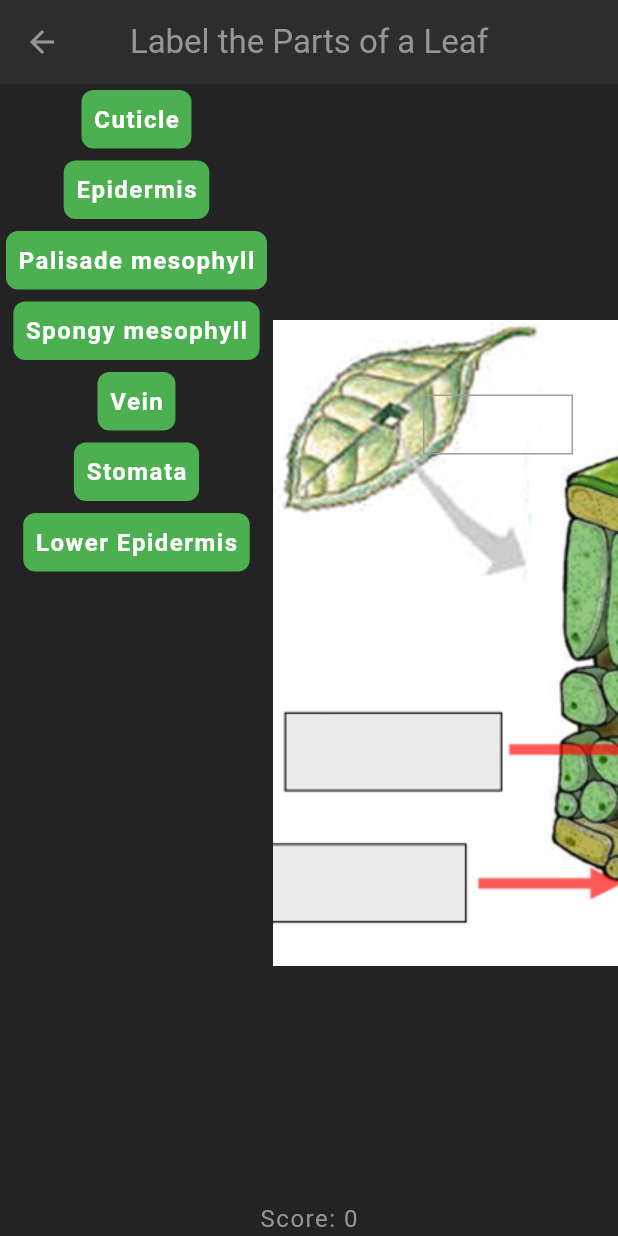
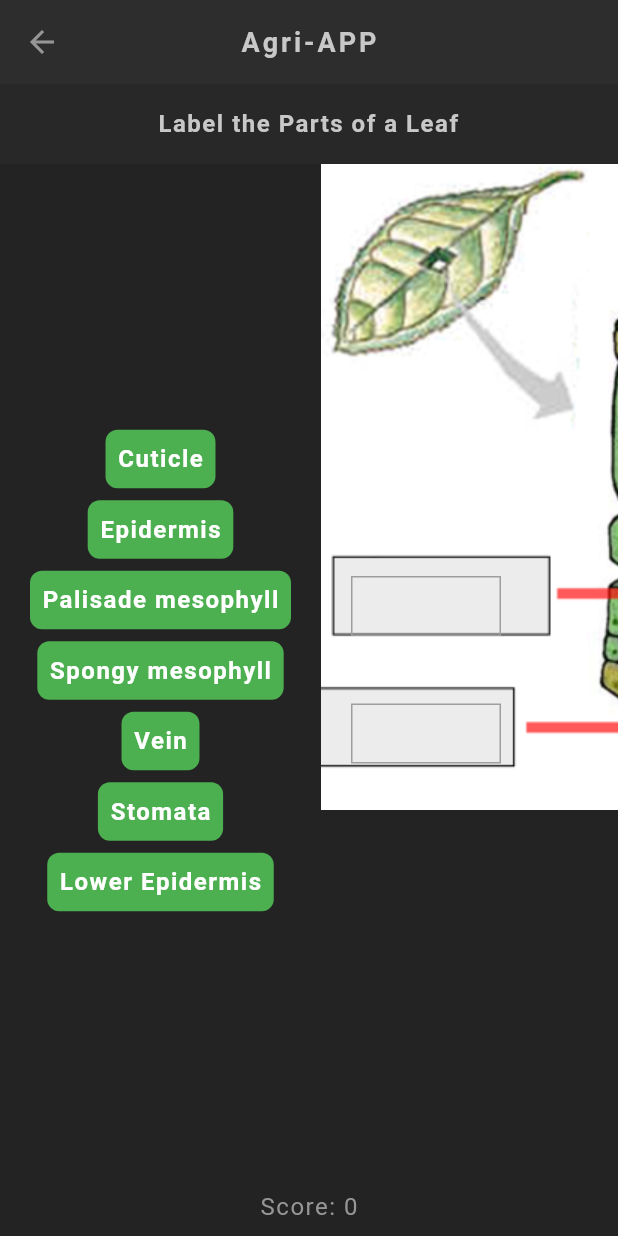
Before and after one commit to lopez-gina/app_agri, a Flutter app: the screen it shows after launch, after a tap on "Drag and Drop Question", on a phone screen of 412 x 824 dp. Run offline on Flutter 3.47's test engine with Material 3 defaults, Android fonts, the phone set to English and light mode, and no system bars.

Commit message:
positions updated

```diff
--- a/lib/main.dart
+++ b/lib/main.dart
@@ -10,7 +10,7 @@ class MyApp extends StatelessWidget {
   @override
   Widget build(BuildContext context) {
     return MaterialApp(
-      title: '?',
+      title: 'Agri-App',
       theme: primaryTheme,
       home: HomeScreen(),
     );
--- a/lib/screens/dragDrop.dart
+++ b/lib/screens/dragDrop.dart
@@ -41,22 +41,42 @@ class _LeafLabelQuizState extends State<LeafLabelQuiz> {
   Widget build(BuildContext context) {
     return Scaffold(
       appBar: AppBar(
-        title: Text('Label the Parts of a Leaf'),
+        title: Text(
+          'Agri-APP',
+          style: Theme.of(context).textTheme.titleMedium,
+        ),
       ),
       body: Column(
         children: <Widget>[
+          Container(
+            width: double.infinity,
+            color: Theme.of(context).cardTheme.color,
+            padding: EdgeInsets.all(16),
+            child: Text(
+              'Label the Parts of a Leaf',
+              style: Theme.of(context).textTheme.headlineMedium,
+              textAlign: TextAlign.center,
+            ),
+          ),
           Expanded(
             child: Row(
+              crossAxisAlignment: CrossAxisAlignment.start,
               children: <Widget>[
                 // Draggable labels
-                Column(
+                Padding(
+                  padding: const EdgeInsets.all(16.0),
+                  child: Column(
+                    mainAxisAlignment: MainAxisAlignment.center,
                     children: labelPositions.keys.map((label) {
                       return LongPressDraggable<String>(
                         data: label,
-                      feedback: DraggableLabel(
+                        feedback: Material(
+                          color: Colors.transparent,
+                          child: DraggableLabel(
                             label: label,
                             isDragging: true,
                             key: ValueKey(label),
+                          ),
                         ),
                         childWhenDragging: Container(),
                         child: labelPositions[label] ?? false
@@ -67,6 +87,7 @@ class _LeafLabelQuizState extends State<LeafLabelQuiz> {
                               ),
                       );
                     }).toList(),
+                  ),
                 ),
                 Expanded(
                   child: GestureDetector(
@@ -91,11 +112,43 @@ class _LeafLabelQuizState extends State<LeafLabelQuiz> {
                             children: <Widget>[
                               Image.asset('assets/leaf_wo_l.png'),
                               Positioned(
-                                top: 50,
-                                left: 100,
+                                top: 40,
+                                left: 640,
                                 child: buildDragTarget(context, "Cuticle"),
                               ),
-                              // Add more Positioned widgets for other parts
+                              Positioned(
+                                top: 90,
+                                left: 640,
+                                child: buildDragTarget(context, "Epidermis"),
+                              ),
+                              Positioned(
+                                top: 170,
+                                left: 640,
+                                child: buildDragTarget(
+                                    context, "Palisade mesophyll"),
+                              ),
+                              Positioned(
+                                top: 275,
+                                left: 20,
+                                child: buildDragTarget(
+                                    context, "Spongy mesophyll"),
+                              ),
+                              Positioned(
+                                top: 255,
+                                left: 640,
+                                child: buildDragTarget(context, "Vein"),
+                              ),
+                              Positioned(
+                                top: 360,
+                                left: 20,
+                                child: buildDragTarget(context, "Stomata"),
+                              ),
+                              Positioned(
+                                top: 330,
+                                left: 640,
+                                child:
+                                    buildDragTarget(context, "Lower Epidermis"),
+                              ),
                             ],
                           ),
                         ),
@@ -107,7 +160,13 @@ class _LeafLabelQuizState extends State<LeafLabelQuiz> {
             ),
           ),
           // Score Display
-          Text('Score: ${globals.globalScore}'),
+          Padding(
+            padding: const EdgeInsets.all(8.0),
+            child: Text(
+              'Score: ${globals.globalScore}',
+              style: Theme.of(context).textTheme.bodyMedium,
+            ),
+          ),
         ],
       ),
     );
@@ -163,7 +222,7 @@ class DraggableLabel extends StatelessWidget {
       ),
       child: Text(
         label,
-        style: TextStyle(
+        style: Theme.of(context).textTheme.bodyMedium?.copyWith(
               color: Colors.white,
               fontWeight: FontWeight.bold,
             ),
```
Lines whose indentation alone changed are shown as unchanged.
